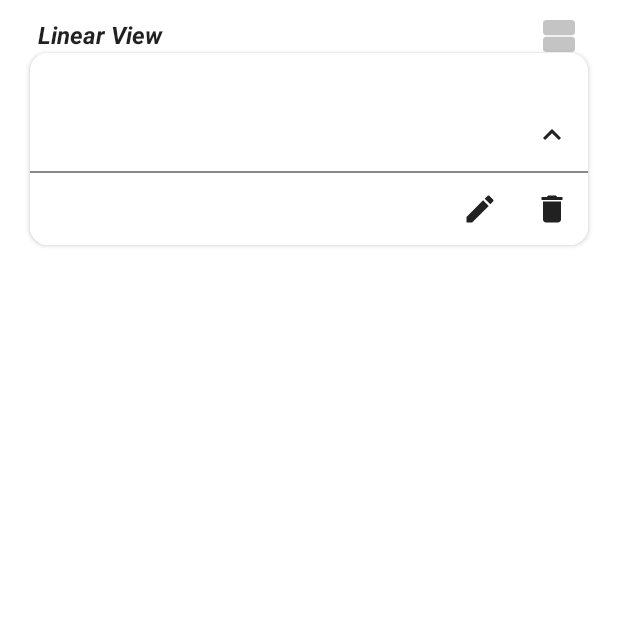
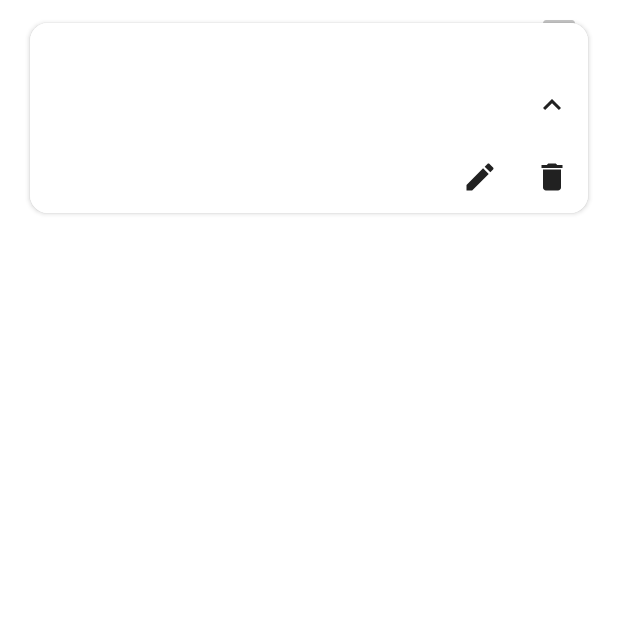
Before and after one commit to Zohaib1397/Todo_App, an Android app built with Jetpack Compose: the composable TodoScreen shown on its own in the app's theme, after a tap on "DropDown", on a phone screen of 412 x 824 dp, the top half of it. Run offline under Robolectric (Android 15) with nearby library versions, the phone set to English and light mode, and no system bars.

```diff
--- a/app/src/main/java/com/example/todo/LayoutSwitcher.kt
+++ b/app/src/main/java/com/example/todo/LayoutSwitcher.kt
@@ -16,10 +16,11 @@ import com.example.todo.ui.theme.TodoTheme
 @Composable
 fun LayoutSwitcher(
     currentLayoutState: LayoutState,
+    modifier: Modifier = Modifier,
     onLayoutChange:() -> Unit
 ) {
     Row(
-        modifier = Modifier.fillMaxWidth().padding(start = 25.dp,end = 15.dp),
+        modifier = modifier.fillMaxWidth().padding(start = 25.dp,end = 15.dp),
         verticalAlignment = Alignment.CenterVertically,
         horizontalArrangement = Arrangement.SpaceBetween
     ) {
--- a/app/src/main/java/com/example/todo/MainActivity.kt
+++ b/app/src/main/java/com/example/todo/MainActivity.kt
@@ -32,6 +32,7 @@ import androidx.compose.runtime.mutableStateOf
 import androidx.compose.ui.Alignment
 import androidx.compose.ui.ExperimentalComposeUiApi
 import androidx.compose.ui.Modifier
+import androidx.compose.ui.text.toLowerCase
 import androidx.compose.ui.tooling.preview.Preview
 import androidx.compose.ui.unit.dp
 import com.example.todo.ui.theme.TodoTheme
@@ -139,19 +140,19 @@ fun TodoScreen(
     val scrollState = rememberScrollState()
     val searchedItemsList= mutableListOf<TodoNote>()
     for(todo in viewModel.todoItems){
-        if(todo.noteDescription.contains(viewModel.searchBarText)||todo.noteTitle.contains(viewModel.searchBarText)){
+        if(todo.noteDescription.lowercase().contains(viewModel.searchBarText.lowercase())||todo.noteTitle.lowercase().contains(viewModel.searchBarText.lowercase())){
             searchedItemsList.add(todo)
         }
     }
-    if(viewModel.currentTodoLayoutState == LayoutState.Linear_Layout) {
-        LayoutSwitcher(
+    LayoutSwitcher(
         currentLayoutState = viewModel.currentTodoLayoutState,
         onLayoutChange = viewModel::onCurrentTodoLayoutChange
-        )
-        LazyColumn(contentPadding= PaddingValues(20.dp)) {
-            item{
+    )
+    if(viewModel.currentTodoLayoutState == LayoutState.Linear_Layout) {
 
-            }
+        LazyColumn(
+            contentPadding= PaddingValues(start = 20.dp,end = 20.dp , bottom = 20.dp),
+            ) {
             itemsIndexed(
                 if(viewModel.searchBarText.isEmpty())viewModel.todoItems else searchedItemsList
                     ) { index,note ->
@@ -174,10 +175,6 @@ fun TodoScreen(
     Column(
         modifier = Modifier.verticalScroll(scrollState)
     ){
-        LayoutSwitcher(
-            currentLayoutState = viewModel.currentTodoLayoutState,
-            onLayoutChange = viewModel::onCurrentTodoLayoutChange
-        )
         StaggeredVerticalGrid(
             modifier = Modifier
                 .padding(20.dp),
--- a/app/src/main/java/com/example/todo/StaggeredVerticalGrid.kt
+++ b/app/src/main/java/com/example/todo/StaggeredVerticalGrid.kt
@@ -19,10 +19,6 @@ fun StaggeredVerticalGrid(
     Layout(
         children,
         modifier = modifier
-            .scrollable(
-                state = scrollState,
-                orientation = Orientation.Vertical
-            ),
     ) { measurables, constraints ->
         check(constraints.hasBoundedWidth) {
             "Unbounded width not supported"
--- a/app/src/main/java/com/example/todo/TodoCard.kt
+++ b/app/src/main/java/com/example/todo/TodoCard.kt
@@ -89,7 +89,6 @@ fun TodoCard(
                 }
             }
             if(isExpanded == Expanded.True){
-                Divider(modifier =Modifier.fillMaxWidth(),color = Color.Gray)
                 Row(
                     modifier = Modifier.fillMaxWidth(),
                     horizontalArrangement = Arrangement.End
```
